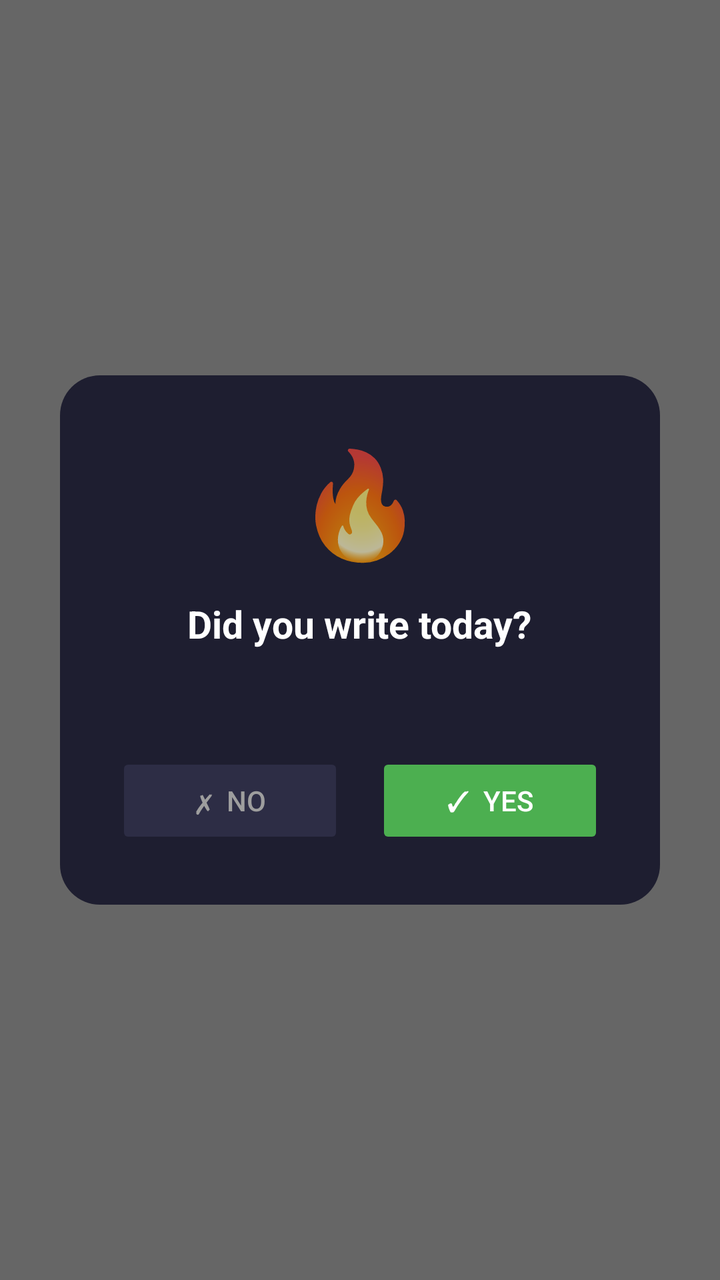
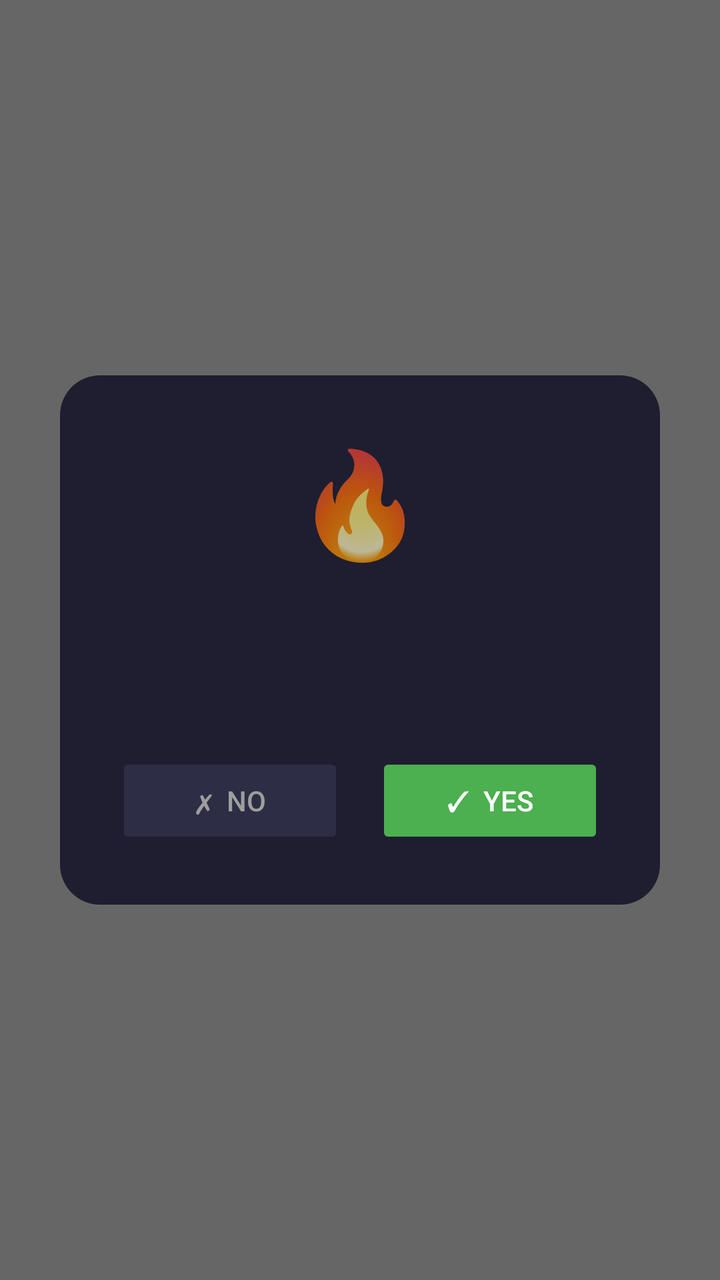

Compare the two renders of this Android layout. The source of the first and the diff that turns it into the second are given below.
<!-- AndroidManifest.xml: activity theme ConfirmDialogTheme -->
<!-- res/layout/activity_log_confirmation.xml -->
<?xml version="1.0" encoding="utf-8"?>
<FrameLayout xmlns:android="http://schemas.android.com/apk/res/android"
    android:id="@+id/dialog_scrim"
    android:layout_width="match_parent"
    android:layout_height="match_parent"
    android:background="#99000000"
    android:gravity="center">

    <LinearLayout
        android:layout_width="300dp"
        android:layout_height="wrap_content"
        android:layout_gravity="center"
        android:orientation="vertical"
        android:gravity="center"
        android:padding="28dp"
        android:background="@drawable/dialog_background">

        
        <TextView
            android:layout_width="wrap_content"
            android:layout_height="wrap_content"
            android:text="🔥"
            android:textSize="52sp" />

        
        <TextView
            android:layout_width="wrap_content"
            android:layout_height="wrap_content"
            android:layout_marginTop="14dp"
            android:text="Did you write today?"
            android:textSize="19sp"
            android:textStyle="bold"
            android:textColor="#FFFFFF"
            android:gravity="center" />

        
        <TextView
            android:id="@+id/tv_dialog_date"
            android:layout_width="wrap_content"
            android:layout_height="wrap_content"
            android:layout_marginTop="6dp"
            android:text=""
            android:textSize="13sp"
            android:textColor="#9E9E9E"
            android:gravity="center" />

        
        <LinearLayout
            android:layout_width="match_parent"
            android:layout_height="wrap_content"
            android:layout_marginTop="28dp"
            android:orientation="horizontal">

            <Button
                android:id="@+id/btn_no"
                android:layout_width="0dp"
                android:layout_height="48dp"
                android:layout_weight="1"
                android:layout_marginEnd="8dp"
                android:text="✗  No"
                android:textColor="#9E9E9E"
                android:backgroundTint="#2D2D45"
                android:stateListAnimator="@null" />

            <Button
                android:id="@+id/btn_yes"
                android:layout_width="0dp"
                android:layout_height="48dp"
                android:layout_weight="1"
                android:layout_marginStart="8dp"
                android:text="✓  Yes"
                android:textColor="#FFFFFF"
                android:backgroundTint="#4CAF50"
                android:stateListAnimator="@null" />

        </LinearLayout>

    </LinearLayout>

</FrameLayout>
<!-- resources referenced by this layout -->
<resources>
  <!-- drawable dialog_background (drawable) -->
  <?xml version="1.0" encoding="utf-8"?>
  <shape xmlns:android="http://schemas.android.com/apk/res/android"
      android:shape="rectangle">
      <solid android:color="#1E1E30" />
      <corners android:radius="20dp" />
  </shape>
  <style name="ConfirmDialogTheme" parent="android:Theme.Material.NoActionBar">
          <item name="android:windowBackground">@android:color/transparent</item>
          <item name="android:windowIsTranslucent">true</item>
          <item name="android:backgroundDimEnabled">false</item>
          <item name="android:windowAnimationStyle">@android:style/Animation.Dialog</item>
          <item name="android:statusBarColor">@android:color/transparent</item>
      </style>
</resources>

<!-- the commit's change to res/layout/activity_log_confirmation.xml (unified diff, before → after) -->
@@ -17,6 +17,7 @@
 
         
         <TextView
+            android:id="@+id/tv_dialog_icon"
             android:layout_width="wrap_content"
             android:layout_height="wrap_content"
             android:text="🔥"
@@ -24,10 +25,11 @@
 
         
         <TextView
+            android:id="@+id/tv_dialog_title"
             android:layout_width="wrap_content"
             android:layout_height="wrap_content"
             android:layout_marginTop="14dp"
-            android:text="Did you write today?"
+            android:text=""
             android:textSize="19sp"
             android:textStyle="bold"
             android:textColor="#FFFFFF"
@@ -41,11 +43,12 @@
             android:layout_marginTop="6dp"
             android:text=""
             android:textSize="13sp"
-            android:textColor="#9E9E9E"
+            android:textColor="#606080"
             android:gravity="center" />
 
         
         <LinearLayout
+            android:id="@+id/btn_row_confirm"
             android:layout_width="match_parent"
             android:layout_height="wrap_content"
             android:layout_marginTop="28dp"
@@ -75,6 +78,18 @@
 
         </LinearLayout>
 
+        
+        <Button
+            android:id="@+id/btn_got_it"
+            android:layout_width="match_parent"
+            android:layout_height="48dp"
+            android:layout_marginTop="28dp"
+            android:visibility="gone"
+            android:text="Got it  👍"
+            android:textColor="#FFFFFF"
+            android:backgroundTint="#2D2D45"
+            android:stateListAnimator="@null" />
+
     </LinearLayout>
 
 </FrameLayout>
